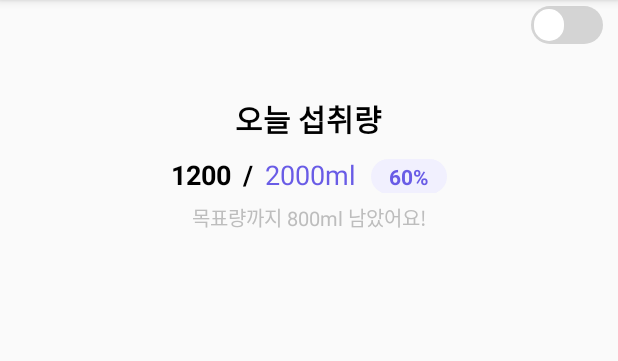
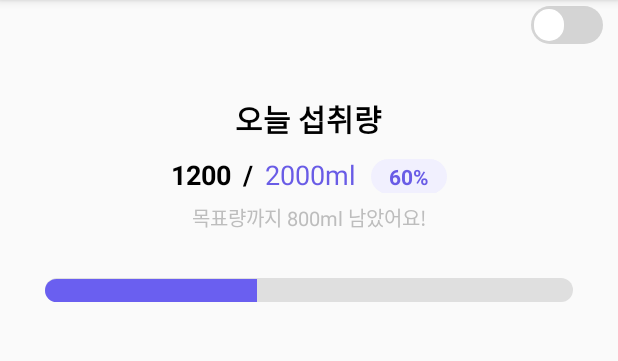
Before and after one commit to CEEDLIVE/Drinking-Water-Assistant, an Android app: the screen it shows after launch (MainActivity), on a phone screen of 412 x 824 dp, the part 84-445 px from its top. Run offline under Robolectric (Android 15) with nearby library versions, the phone set to English and light mode, and no system bars; our stand-ins replace RxJava; libraries missing offline, so code that uses them is left out: io.realm; 7 statements that could not run were skipped.

Commit message:
progress bar 구현
TODO :

```diff
--- /dev/null
+++ b/app/src/main/res/drawable/water_progressbar.xml
@@ -0,0 +1,25 @@
+<?xml version="1.0" encoding="utf-8"?>
+<layer-list xmlns:android="http://schemas.android.com/apk/res/android">
+    <item android:id="@android:id/background">
+        <shape>
+            <corners android:radius="25dp" />
+            <solid android:color="#DFDFDF" />
+        </shape>
+    </item>
+    <item android:id="@android:id/secondaryProgress">
+        <clip>
+            <shape>
+                <corners android:radius="25dp" />
+                <solid android:color="#f48c6df4" />
+            </shape>
+        </clip>
+    </item>
+    <item android:id="@android:id/progress" android:top="1dp">
+        <clip>
+            <shape>
+                <corners android:radius="255dp" />
+                <solid android:color="#6A5FF0" />
+            </shape>
+        </clip>
+    </item>
+</layer-list>
--- a/app/src/main/res/layout/activity_main.xml
+++ b/app/src/main/res/layout/activity_main.xml
@@ -23,6 +23,7 @@
         app:layout_constraintTop_toTopOf="parent" />
 
     <LinearLayout
+        android:id="@+id/todayWaterText"
         android:layout_width="wrap_content"
         android:layout_height="wrap_content"
         android:layout_marginTop="64dp"
@@ -97,5 +98,17 @@
 
     </LinearLayout>
 
+    <ProgressBar
+        style="?android:attr/progressBarStyleHorizontal"
+        android:layout_width="match_parent"
+        android:layout_height="wrap_content"
+        android:layout_marginEnd="30dp"
+        android:layout_marginStart="30dp"
+        android:layout_marginTop="30dp"
+        android:progress="40"
+        android:progressDrawable="@drawable/water_progressbar"
+        app:layout_constraintEnd_toEndOf="parent"
+        app:layout_constraintStart_toStartOf="parent"
+        app:layout_constraintTop_toBottomOf="@+id/todayWaterText"/>
 
 </android.support.constraint.ConstraintLayout>
```
